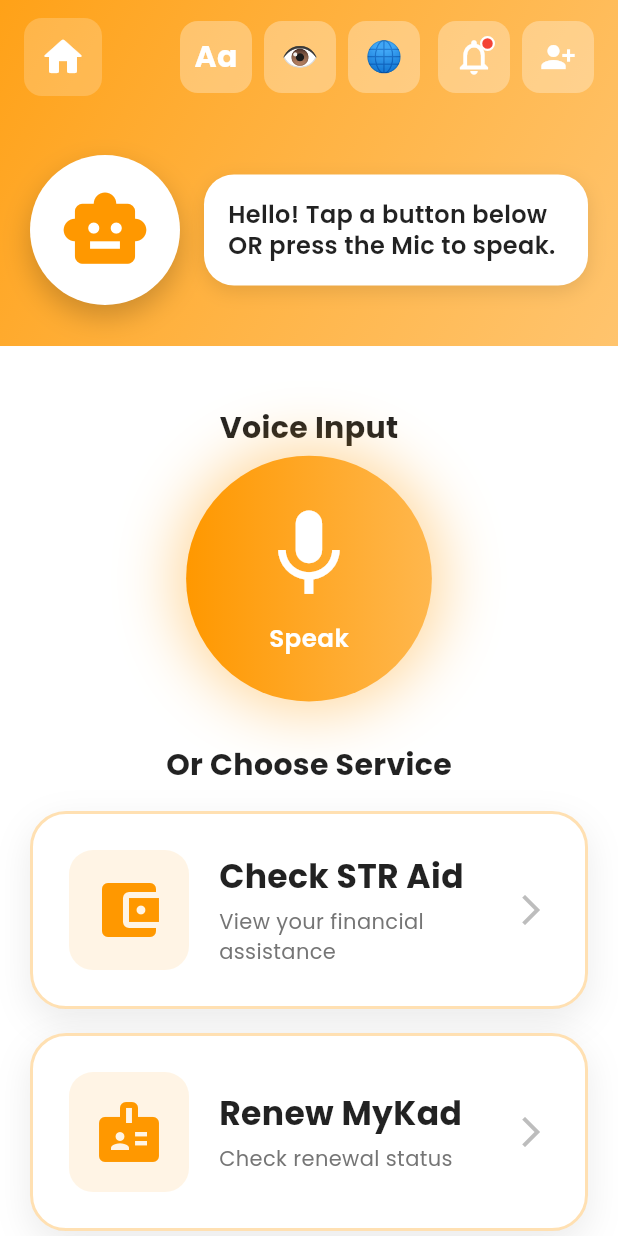
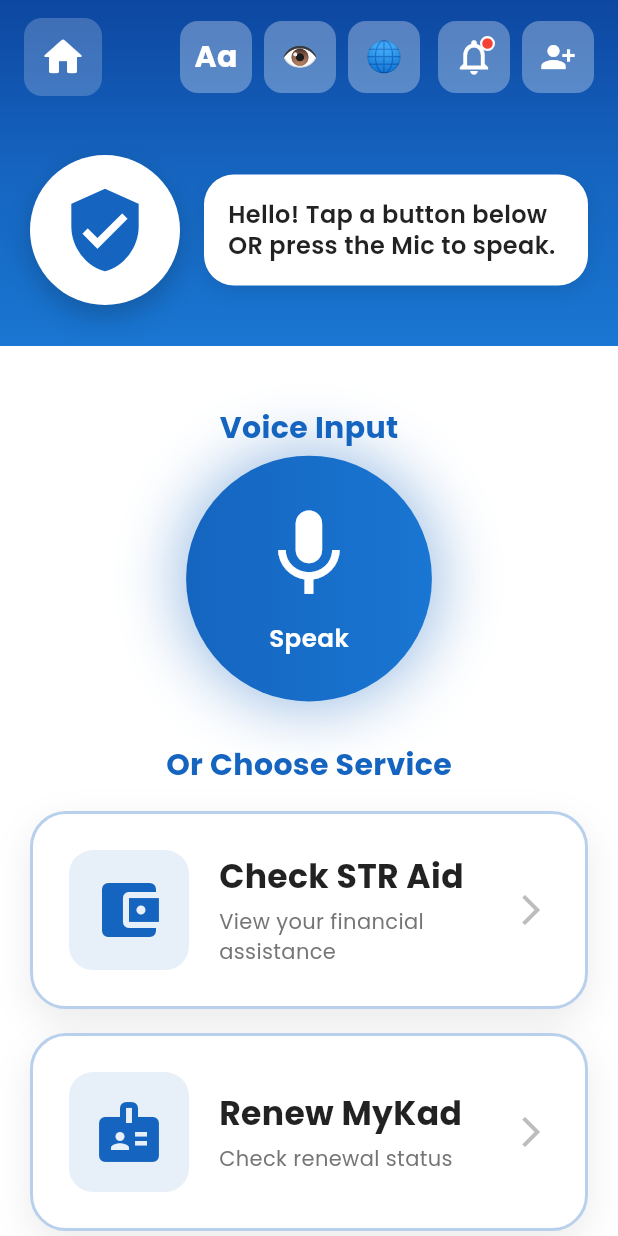
Before and after one commit to cloudnine-ddy/Idk_GodamLah2.0, a Flutter app: the ElderlyScreen screen opened directly with sample values from the repository, on a phone screen of 412 x 824 dp. Run offline on Flutter 3.47's test engine with Material 3 defaults, Android fonts, the phone set to English and light mode, and no system bars; our stand-ins replace google_fonts.

Commit message:
UI: Elderly Screen UI Redesign

```diff
--- a/app/lib/screens/elderly_screen.dart
+++ b/app/lib/screens/elderly_screen.dart
@@ -929,13 +929,14 @@ class _ElderlyScreenState extends State<ElderlyScreen>
               constraints: BoxConstraints(
                 maxHeight: MediaQuery.of(context).size.height * 0.28,
               ),
-              decoration: BoxDecoration(
+              decoration: const BoxDecoration(
                 gradient: LinearGradient(
-                  begin: Alignment.topLeft,
-                  end: Alignment.bottomRight,
+                  begin: Alignment.topCenter,
+                  end: Alignment.bottomCenter,
                   colors: [
-                    const Color(0xFFFF9800).withOpacity(0.9),
-                    const Color(0xFFFFB74D).withOpacity(0.8),
+                    Color(0xFF0D47A1),
+                    Color(0xFF1565C0),
+                    Color(0xFF1976D2),
                   ],
                 ),
               ),
@@ -1102,9 +1103,9 @@ class _ElderlyScreenState extends State<ElderlyScreen>
                                     radius: 50,
                                     backgroundColor: Colors.white,
                                     child: Icon(
-                                      Icons.smart_toy,
+                                      Icons.verified_user,
                                       size: 60,
-                                      color: const Color(0xFFFF9800),
+                                      color: const Color(0xFF1565C0),
                                     ),
                                   ),
                                 ),
@@ -1191,7 +1192,7 @@ class _ElderlyScreenState extends State<ElderlyScreen>
               padding: const EdgeInsets.symmetric(horizontal: 20),
               child: FloatingActionButton.extended(
                 onPressed: _submitForm,
-                backgroundColor: const Color(0xFFFF9800),
+                backgroundColor: const Color(0xFF1565C0),
                 elevation: 8,
                 icon: const Icon(
                   Icons.check_circle,
@@ -1272,7 +1273,7 @@ class _ElderlyScreenState extends State<ElderlyScreen>
                         height: 20 + (index % 2 == 0 ? 40 : 20),
                         margin: const EdgeInsets.symmetric(horizontal: 4),
                         decoration: BoxDecoration(
-                          color: const Color(0xFFFF9800),
+                          color: const Color(0xFF1565C0),
                           borderRadius: BorderRadius.circular(4),
                         ),
                       );
@@ -1290,7 +1291,7 @@ class _ElderlyScreenState extends State<ElderlyScreen>
                   style: GoogleFonts.poppins(
                     fontSize: _fontSize(24),
                     fontWeight: FontWeight.bold,
-                    color: _isHighContrastMode ? Colors.yellow : const Color(0xFFFF9800),
+                    color: _isHighContrastMode ? Colors.yellow : const Color(0xFF1565C0),
                   ),
                 ),
               ],
@@ -1304,7 +1305,7 @@ class _ElderlyScreenState extends State<ElderlyScreen>
             style: GoogleFonts.poppins(
               fontSize: _fontSize(20),
               fontWeight: FontWeight.bold,
-              color: _isHighContrastMode ? Colors.yellow : Colors.black87,
+              color: _isHighContrastMode ? Colors.yellow : const Color(0xFF1565C0),
             ),
           ),
           const SizedBox(height: 16),
@@ -1321,13 +1322,13 @@ class _ElderlyScreenState extends State<ElderlyScreen>
                       shape: BoxShape.circle,
                       gradient: const LinearGradient(
                         colors: [
-                          Color(0xFFFF9800),
-                          Color(0xFFFFB74D),
+                          Color(0xFF1565C0),
+                          Color(0xFF1976D2),
                         ],
                       ),
                       boxShadow: [
                         BoxShadow(
-                          color: const Color(0xFFFF9800).withOpacity(0.4),
+                          color: const Color(0xFF1565C0).withOpacity(0.4),
                           blurRadius: 30,
                           spreadRadius: 5,
                         ),
@@ -1372,7 +1373,7 @@ class _ElderlyScreenState extends State<ElderlyScreen>
             style: GoogleFonts.poppins(
               fontSize: _fontSize(20),
               fontWeight: FontWeight.bold,
-              color: _isHighContrastMode ? Colors.yellow : Colors.black87,
+              color: _isHighContrastMode ? Colors.yellow : const Color(0xFF1565C0),
             ),
           ),
           const SizedBox(height: 16),
@@ -1432,7 +1433,7 @@ class _ElderlyScreenState extends State<ElderlyScreen>
         border: Border.all(
           color: _isHighContrastMode
               ? Colors.yellow.withOpacity(0.3)
-              : const Color(0xFFFF9800).withOpacity(0.3),
+              : const Color(0xFF1565C0).withOpacity(0.3),
           width: 2,
         ),
         boxShadow: [
@@ -1456,13 +1457,13 @@ class _ElderlyScreenState extends State<ElderlyScreen>
                 Container(
                   padding: const EdgeInsets.all(16),
                   decoration: BoxDecoration(
-                    color: const Color(0xFFFF9800).withOpacity(0.1),
+                    color: const Color(0xFF1565C0).withOpacity(0.1),
                     borderRadius: BorderRadius.circular(16),
                   ),
                   child: Icon(
                     icon,
                     size: 48,
-                    color: const Color(0xFFFF9800),
+                    color: const Color(0xFF1565C0),
                   ),
                 ),
                 const SizedBox(width: 20),
@@ -1520,7 +1521,7 @@ class _ElderlyScreenState extends State<ElderlyScreen>
           style: GoogleFonts.poppins(
             fontSize: _fontSize(24),
             fontWeight: FontWeight.bold,
-            color: _isHighContrastMode ? Colors.yellow : Colors.black87,
+            color: _isHighContrastMode ? Colors.yellow : const Color(0xFF1565C0),
           ),
         ),
         const SizedBox(height: 8),
@@ -1603,7 +1604,7 @@ class _ElderlyScreenState extends State<ElderlyScreen>
                     style: GoogleFonts.poppins(
                       fontSize: 18,
                       fontWeight: FontWeight.bold,
-                      color: isActive ? const Color(0xFFFF9800) : Colors.white,
+                      color: isActive ? const Color(0xFF1565C0) : Colors.white,
                     ),
                   )
                 : Text(
@@ -1611,7 +1612,7 @@ class _ElderlyScreenState extends State<ElderlyScreen>
                     style: GoogleFonts.poppins(
                       fontSize: 20,
                       fontWeight: FontWeight.bold,
-                      color: isActive ? const Color(0xFFFF9800) : Colors.white,
+                      color: isActive ? const Color(0xFF1565C0) : Colors.white,
                     ),
                   ),
           ),
@@ -1635,7 +1636,7 @@ class _ElderlyScreenState extends State<ElderlyScreen>
           style: GoogleFonts.poppins(
             fontSize: _fontSize(14),
             fontWeight: FontWeight.w600,
-            color: _isHighContrastMode ? Colors.yellow : const Color(0xFFFF9800),
+            color: _isHighContrastMode ? Colors.yellow : const Color(0xFF1565C0),
           ),
         ),
         const SizedBox(height: 8),
@@ -1646,7 +1647,7 @@ class _ElderlyScreenState extends State<ElderlyScreen>
             boxShadow: isHighlighted
                 ? [
                     BoxShadow(
-                      color: const Color(0xFFFFD700).withOpacity(0.6),
+                      color: const Color(0xFF1976D2).withOpacity(0.6),
                       blurRadius: 20,
                       spreadRadius: 2,
                     ),
@@ -1669,8 +1670,8 @@ class _ElderlyScreenState extends State<ElderlyScreen>
                 borderRadius: BorderRadius.circular(16),
                 borderSide: BorderSide(
                   color: isHighlighted
-                      ? const Color(0xFFFFD700)
-                      : const Color(0xFFFFD700),
+                      ? const Color(0xFF1565C0)
+                      : const Color(0xFF1976D2),
                   width: isHighlighted ? 3 : 2,
                 ),
               ),
@@ -1678,15 +1679,15 @@ class _ElderlyScreenState extends State<ElderlyScreen>
                 borderRadius: BorderRadius.circular(16),
                 borderSide: BorderSide(
                   color: isHighlighted
-                      ? const Color(0xFFFFD700)
-                      : const Color(0xFFFFD700),
+                      ? const Color(0xFF1565C0)
+                      : const Color(0xFF1976D2),
                   width: isHighlighted ? 3 : 2,
                 ),
               ),
               focusedBorder: OutlineInputBorder(
                 borderRadius: BorderRadius.circular(16),
                 borderSide: const BorderSide(
-                  color: Color(0xFFFF9800),
+                  color: Color(0xFF1565C0),
                   width: 3,
                 ),
               ),
@@ -1696,7 +1697,7 @@ class _ElderlyScreenState extends State<ElderlyScreen>
               ),
               prefixIcon: Icon(
                 Icons.auto_awesome,
-                color: _isHighContrastMode ? Colors.yellow : const Color(0xFFFFD700),
+                color: _isHighContrastMode ? Colors.yellow : const Color(0xFF1976D2),
                 size: 20,
               ),
             ),
```
